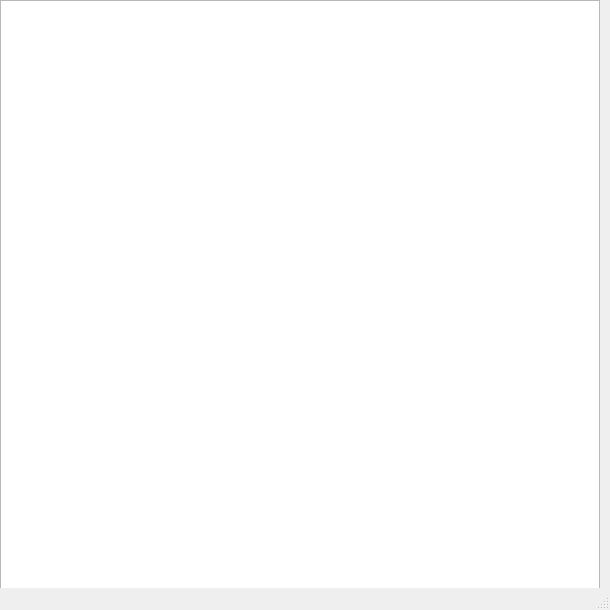
Above: mainwindow.ui from Nooby54/Practica5-InformaticaII before the change. Below: the same form after it.
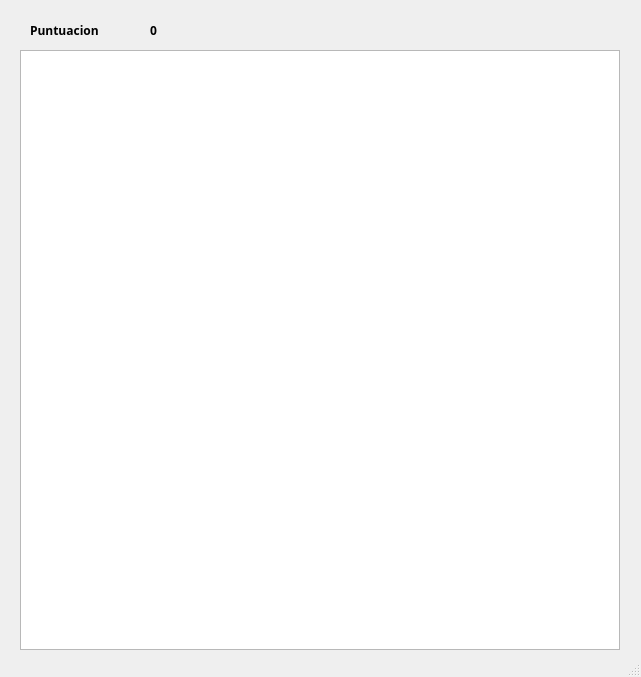
That is the form after the change.

Commit message: Añado el contador de puntuacion en la pantalla y que se coma los puntos especiales (falta configurar el tamaño de la ventana y estoy pensando en añadir un timer al movimiento

Patch:
```diff
--- a/mainwindow.ui
+++ b/mainwindow.ui
@@ -6,8 +6,8 @@
    <rect>
     <x>0</x>
     <y>0</y>
-    <width>610</width>
-    <height>610</height>
+    <width>641</width>
+    <height>677</height>
    </rect>
   </property>
   <property name="windowTitle">
@@ -17,13 +17,51 @@
    <widget class="QGraphicsView" name="graphicsView">
     <property name="geometry">
      <rect>
-      <x>0</x>
-      <y>0</y>
+      <x>20</x>
+      <y>50</y>
       <width>600</width>
       <height>600</height>
      </rect>
     </property>
    </widget>
+   <widget class="QLabel" name="label">
+    <property name="geometry">
+     <rect>
+      <x>30</x>
+      <y>20</y>
+      <width>131</width>
+      <height>20</height>
+     </rect>
+    </property>
+    <property name="font">
+     <font>
+      <family>8514oem</family>
+      <bold>true</bold>
+     </font>
+    </property>
+    <property name="text">
+     <string>Puntuacion</string>
+    </property>
+   </widget>
+   <widget class="QLabel" name="label_2">
+    <property name="geometry">
+     <rect>
+      <x>150</x>
+      <y>20</y>
+      <width>63</width>
+      <height>20</height>
+     </rect>
+    </property>
+    <property name="font">
+     <font>
+      <family>8514oem</family>
+      <bold>true</bold>
+     </font>
+    </property>
+    <property name="text">
+     <string>0</string>
+    </property>
+   </widget>
   </widget>
   <widget class="QStatusBar" name="statusbar"/>
  </widget>
```
The commit also changes 3 other files.
